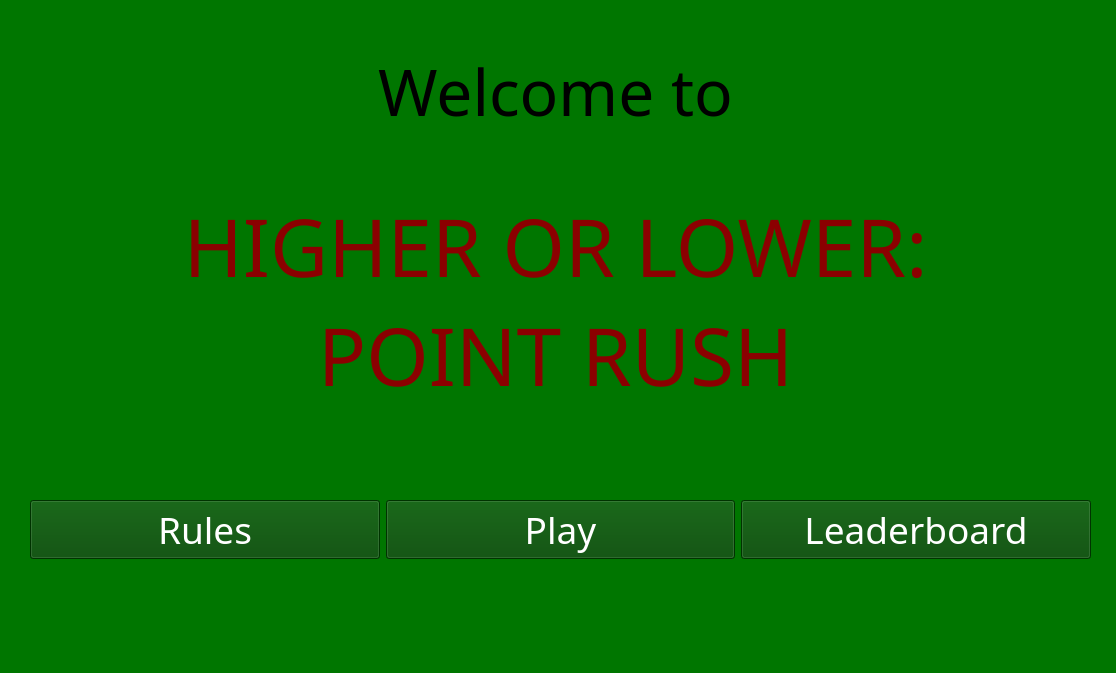
Before: the Qt Designer form gui/ui/home_screen.ui in jayanpatel789/card-game, drawn with Qt 5.
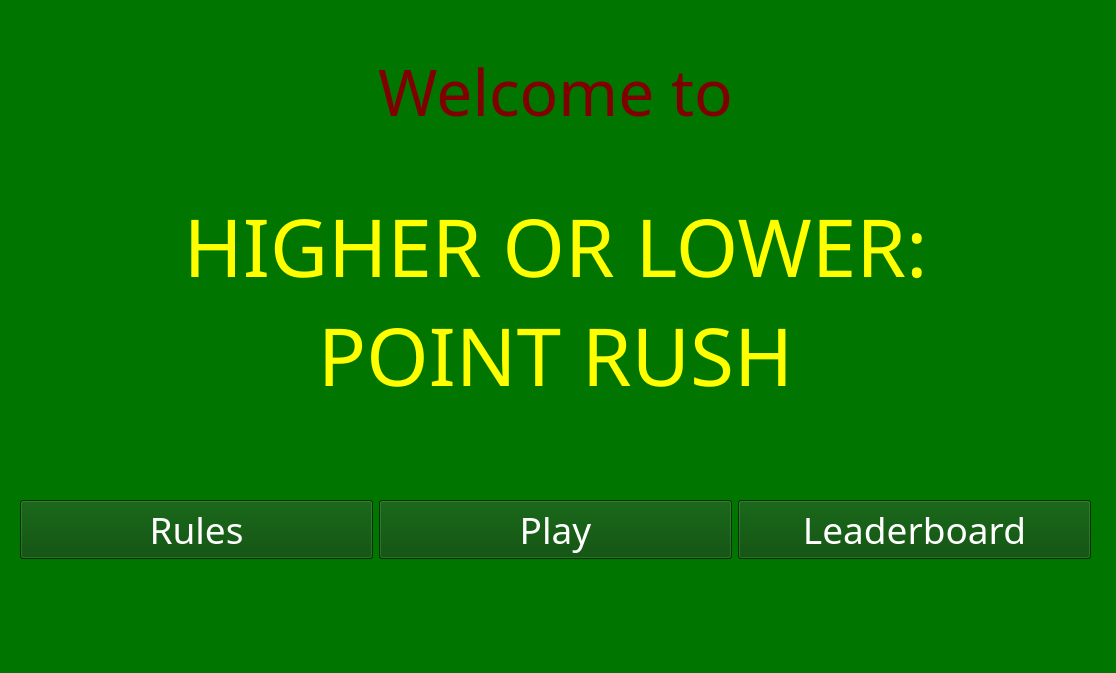
After: the same form once the commit is applied.

Diff of the .ui file:
```diff
--- a/gui/ui/home_screen.ui
+++ b/gui/ui/home_screen.ui
@@ -37,6 +37,9 @@
       <bold>false</bold>
      </font>
     </property>
+    <property name="styleSheet">
+     <string notr="true">color: maroon</string>
+    </property>
     <property name="text">
      <string>Welcome to</string>
     </property>
@@ -62,7 +65,7 @@
      </font>
     </property>
     <property name="styleSheet">
-     <string notr="true">color: darkred</string>
+     <string notr="true">color: yellow</string>
     </property>
     <property name="text">
      <string>HIGHER OR LOWER:
@@ -75,9 +78,9 @@
    <widget class="QWidget" name="horizontalLayoutWidget">
     <property name="geometry">
      <rect>
-      <x>30</x>
+      <x>20</x>
       <y>490</y>
-      <width>1061</width>
+      <width>1071</width>
       <height>80</height>
      </rect>
     </property>
```
